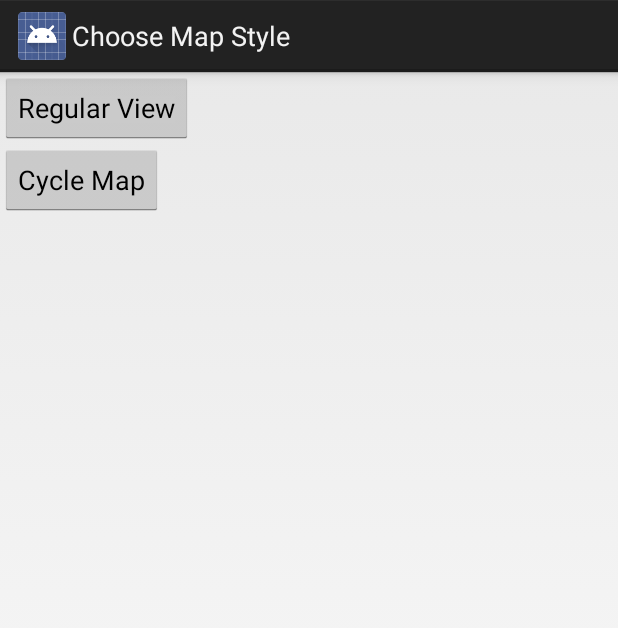
After one commit to ELRogers96/Mapping, an Android app: the MapChooseActivity screen opened directly, with no data from a screen before it, on a phone screen of 412 x 824 dp. The commit adds this screen. Shown: the top 628 px of the screen. Run offline under Robolectric (Android 15) with nearby library versions, the phone set to English and light mode, and no system bars.

Commit message:
Multiple Activities & Menus (Part 5)
((Exercises incomplete))

```diff
--- a/app/src/main/AndroidManifest.xml
+++ b/app/src/main/AndroidManifest.xml
@@ -15,6 +15,7 @@
         android:label="@string/app_name"
         android:supportsRtl="true"
         android:theme="@style/AppTheme">
+
         <activity android:name=".HelloMap">
             <intent-filter>
                 <action android:name="android.intent.action.MAIN" />
@@ -22,6 +23,10 @@
                 <category android:name="android.intent.category.LAUNCHER" />
             </intent-filter>
         </activity>
+
+        <activity android:name=".MapChooseActivity" android:label="@string/choosemap">
+        </activity>
+
     </application>
 
 </manifest>
--- /dev/null
+++ b/app/src/main/java/com/example/a1rogee03/mapping/MapChooseActivity.java
@@ -0,0 +1,38 @@
+
+package com.example.a1rogee03.mapping;
+
+import android.app.Activity;
+import android.os.Bundle;
+import android.content.Intent;
+import android.widget.Button;
+import android.view.View;
+import android.view.View.OnClickListener;
+
+public class MapChooseActivity extends Activity implements OnClickListener{
+
+    public void onCreate(Bundle savedInstanceState)
+    {
+        super.onCreate(savedInstanceState);
+        setContentView(R.layout.mca);
+
+        Button regular = (Button)findViewById(R.id.btnRegular);
+        regular.setOnClickListener(this);
+        Button cyclemap = (Button)findViewById(R.id.btnCyclemap);
+        cyclemap.setOnClickListener(this);
+    }
+
+    public void onClick(View v)
+    {
+        Intent intent = new Intent();
+        Bundle bundle=new Bundle();
+        boolean cyclemap=false;
+        if (v.getId()==R.id.btnCyclemap)
+        {
+            cyclemap=true;
+        }
+        bundle.putBoolean("com.example.cyclemap",cyclemap);
+        intent.putExtras(bundle);
+        setResult(RESULT_OK,intent);
+        finish();
+    }
+}
--- /dev/null
+++ b/app/src/main/res/layout/mca.xml
@@ -0,0 +1,18 @@
+<?xml version="1.0" encoding="utf-8"?>
+
+<LinearLayout xmlns:android="http://schemas.android.com/apk/res/android"
+    android:orientation="vertical"
+    android:layout_width="match_parent"
+    android:layout_height="match_parent">
+    <Button
+        android:layout_width="wrap_content"
+        android:layout_height="wrap_content"
+        android:text="@string/regularview"
+        android:id="@+id/btnRegular" />
+    <Button
+        android:layout_width="wrap_content"
+        android:layout_height="wrap_content"
+        android:text="@string/cyclemapview"
+        android:id="@+id/btnCyclemap" />
+
+</LinearLayout>
--- /dev/null
+++ b/app/src/main/res/menu/menu_hello_map.xml
@@ -0,0 +1,5 @@
+
+<menu
+    xmlns:android="http://schemas.android.com/apk/res/android">
+    <item android:id="@+id/choosemap" android:title="@string/choosemap"/>
+</menu>
--- a/app/src/main/res/values/strings.xml
+++ b/app/src/main/res/values/strings.xml
@@ -3,4 +3,7 @@
     <string name="editText">Latitude</string>
     <string name ="editText2">Longitude</string>
     <string name="SubmitButton">Submit</string>
+    <string name="choosemap">Choose Map Style</string>
+    <string name="regularview">Regular View</string>
+    <string name="cyclemapview">Cycle Map</string>
 </resources>
--- a/app/src/main/res/values/styles.xml
+++ b/app/src/main/res/values/styles.xml
@@ -1,11 +1,6 @@
 <resources>
 
-    <!-- Base application theme. -->
-    <style name="AppTheme" parent="Theme.AppCompat.Light.DarkActionBar">
-        <!-- Customize your theme here. -->
-        <item name="colorPrimary">@color/colorPrimary</item>
-        <item name="colorPrimaryDark">@color/colorPrimaryDark</item>
-        <item name="colorAccent">@color/colorAccent</item>
+    <style name="AppTheme" parent="android:Theme.Holo.Light.DarkActionBar">
     </style>
 
 </resources>
```
Also changed, not shown: app/src/main/java/com/example/a1rogee03/mapping/HelloMap.java (+57 -0 lines).
